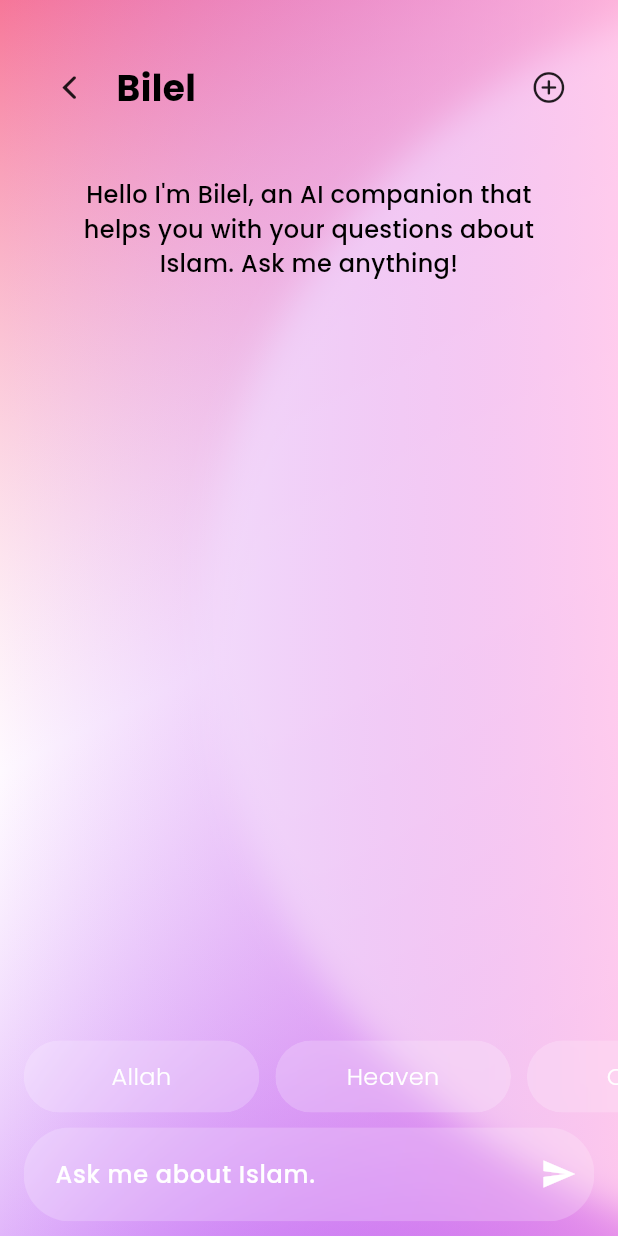
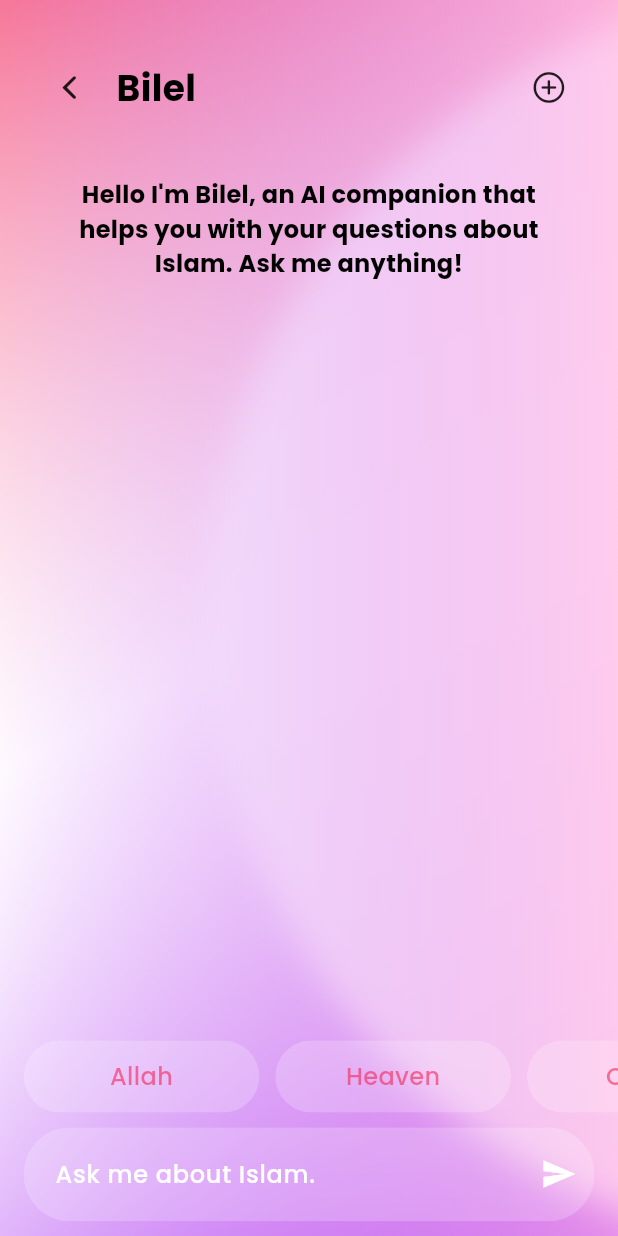
Before and after one commit to yaa9oub/deeds, a Flutter app: the ChatPage screen opened by its route, on a phone screen of 412 x 824 dp. Run offline on Flutter 3.47's test engine with Material 3 defaults, Android fonts, the phone set to English and light mode, and no system bars; drawn by our look-alikes of blur; our stand-ins replace dio, flutter_local_notifications, flutter_screenutil, flutter_timezone, get, google_fonts and 2 more; accounts and stored records are empty; project files that could hold a hidden picture were left out.

Commit message:
Refactor chat page UI by updating text styles, enhancing message list with separators, and adjusting input field properties. Commented out shared preferences clearing in read controller to prevent data loss during initialization.

```diff
--- a/lib/presentation/chat/chat_page.dart
+++ b/lib/presentation/chat/chat_page.dart
@@ -82,16 +82,20 @@ class ChatPage extends StatelessWidget {
                                 text:
                                     "Hello I'm Bilel, an AI companion that helps you with your questions about Islam. Ask me anything!",
                                 speed: Duration(milliseconds: 10),
-                                textStyle: AppTextStyles.smallMidText,
+                                textStyle: AppTextStyles.smallBoldText,
                               ),
                             ),
                           ],
                         )
-                      : ListView.builder(
+                      : ListView.separated(
                           padding: EdgeInsets.all(16),
                           controller: controller
                               .scrollController, // Attach ScrollController
-
+                          separatorBuilder: (context, index) {
+                            return SizedBox(
+                              height: 10.h,
+                            );
+                          },
                           itemCount: controller.messages.length,
                           itemBuilder: (context, index) {
                             final msg = controller.messages[index];
@@ -101,6 +105,9 @@ class ChatPage extends StatelessWidget {
                                   ? Alignment.centerRight
                                   : Alignment.centerLeft,
                               child: Container(
+                                constraints: BoxConstraints(
+                                  maxWidth: 300.w,
+                                ),
                                 margin: EdgeInsets.symmetric(vertical: 4),
                                 padding: EdgeInsets.symmetric(
                                   horizontal: 20.w,
@@ -179,8 +186,8 @@ class ChatPage extends StatelessWidget {
                             child: Center(
                               child: Text(
                                 topic,
-                                style: AppTextStyles.smallThinText.copyWith(
-                                  color: Colors.white,
+                                style: AppTextStyles.smallMidText.copyWith(
+                                  color: AppColors.secondary,
                                 ),
                                 textAlign: TextAlign.center,
                               ),
@@ -222,7 +229,7 @@ class ChatPage extends StatelessWidget {
                             style: AppTextStyles.smallMidText.copyWith(
                               color: AppColors.primary,
                             ),
-                            // cursorColor: AppColors.textColor,
+                            cursorColor: AppColors.blackColor,
                             decoration: InputDecoration(
                               hintText: "Ask me about Islam.",
                               hintStyle: AppTextStyles.smallMidText.copyWith(
--- a/lib/presentation/read/read_controller.dart
+++ b/lib/presentation/read/read_controller.dart
@@ -46,7 +46,7 @@ class ReadController extends GetxController {
   @override
   void onInit() async {
     super.onInit();
-    SharedPrefService.clearAll();
+    // SharedPrefService.clearAll();
     // reading variables
     surahName.value =
         SharedPrefService.getString(LocalVariables.surahName.name) ??
```
